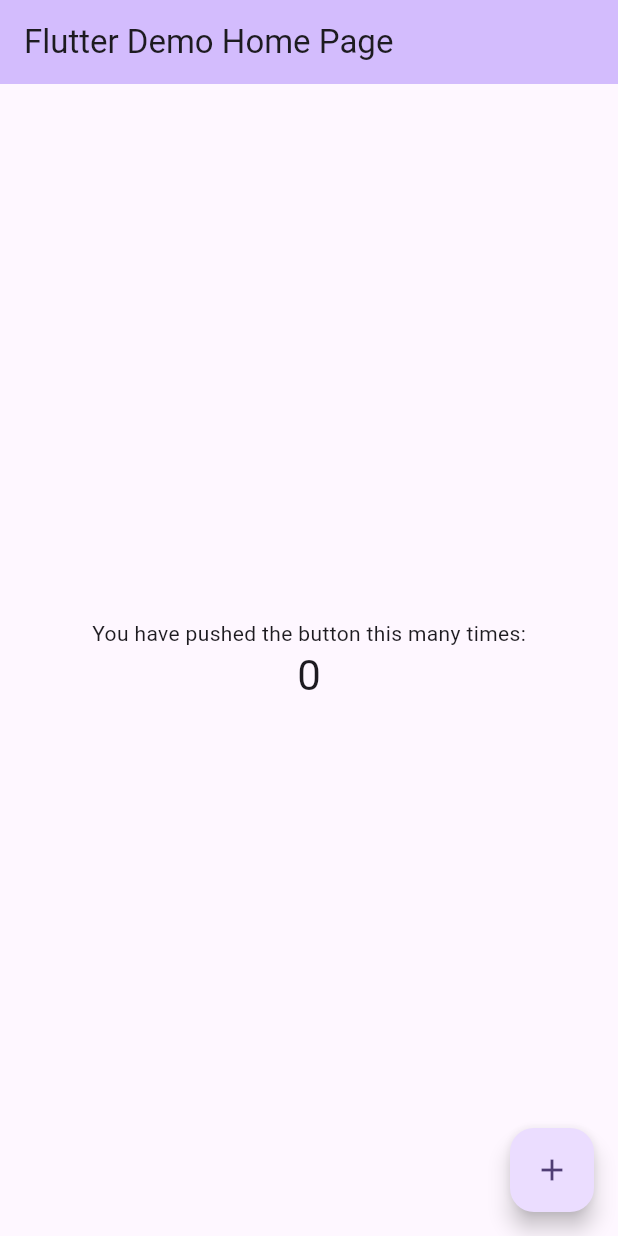
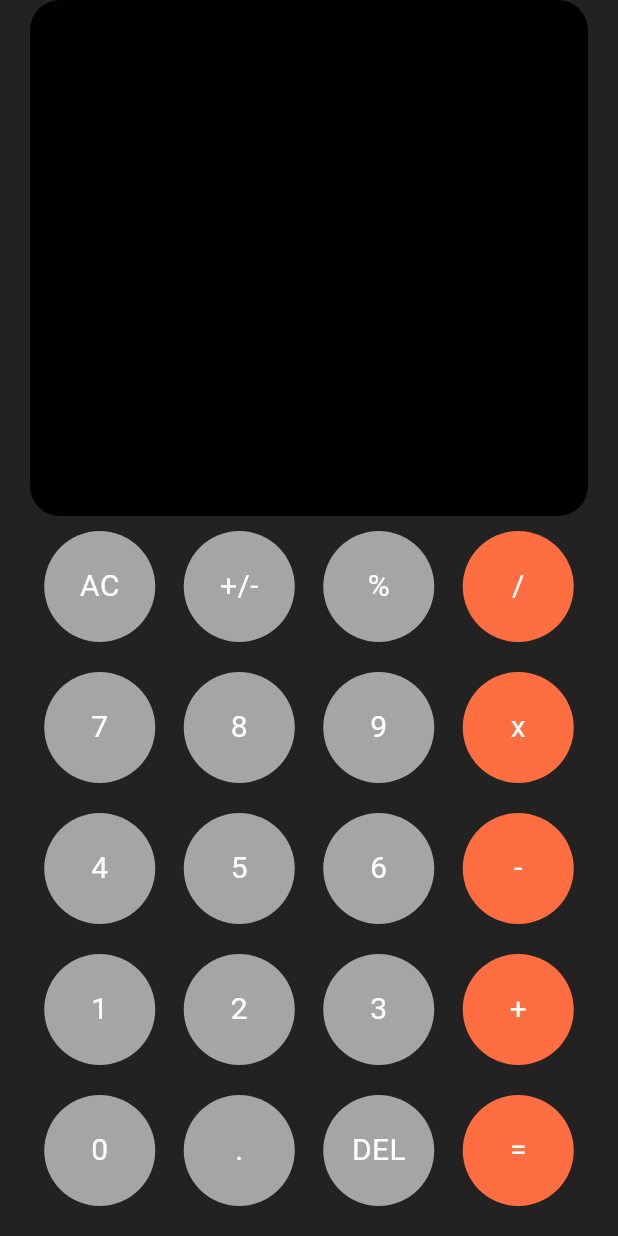
Before and after one commit to Haseebx162006/Calculator-flutter, a Flutter app: the screen it shows after launch, on a phone screen of 412 x 824 dp. Run offline on Flutter 3.47's test engine with Material 3 defaults, Android fonts, the phone set to English and light mode, and no system bars; our stand-ins replace math_expressions.

Commit message:
Project_completed

```diff
--- /dev/null
+++ b/my_calculator/lib/components.dart
@@ -0,0 +1,33 @@
+import 'package:flutter/material.dart';
+class Mybutton extends StatelessWidget {
+  final String title;
+  final Color color;
+  final VoidCallback onpress;
+  const Mybutton({super.key,required this.title,this.color=const Color(0xffa5a5a5),
+  required this.onpress
+  });
+  @override
+  Widget build(BuildContext context) {
+
+    return Expanded(
+      child: Padding(
+        padding: EdgeInsetsGeometry.symmetric(vertical: 10),
+        child: InkWell(
+          onTap: onpress,
+          child: Container(
+            height: 74,
+            decoration: BoxDecoration(
+              shape: BoxShape.circle,
+              color: color,
+            ),
+            width: 80,
+            child: Center(
+              child: Text(title,style: TextStyle(color: Colors.white,fontSize: 20),),
+            ),
+          ),
+        ),
+      ),
+
+    );
+  }
+}
--- /dev/null
+++ b/my_calculator/lib/homescreen.dart
@@ -0,0 +1,265 @@
+import 'package:flutter/material.dart';
+import 'package:my_calculator/components.dart';
+import 'package:math_expressions/math_expressions.dart';
+class homescreen extends StatefulWidget {
+  const homescreen({super.key});
+  @override
+  State<homescreen> createState() => _homescreenState();
+}
+
+class _homescreenState extends State<homescreen> {
+  var userinput = '';
+  var useroutput = '';
+
+  void Select(String value) {
+    setState(() {
+      userinput += value;
+    });
+  }
+
+  @override
+  Widget build(BuildContext context) {
+    return MaterialApp(
+      home: Scaffold(
+        backgroundColor: Colors.black87,
+        body: SafeArea(
+          child: Padding(
+            padding: const EdgeInsets.symmetric(horizontal: 20),
+            child: Column(
+              children: [
+                Expanded(
+                  flex: 2,
+                  child: Container(
+                    width: double.infinity,
+                    padding: const EdgeInsets.all(20),
+                    decoration: BoxDecoration(
+                      color: Colors.black,
+                      borderRadius: BorderRadius.circular(20),
+                    ),
+                    child: Column(
+                      mainAxisAlignment: MainAxisAlignment.end,
+                      crossAxisAlignment: CrossAxisAlignment.end,
+                      children: [
+                        // User input
+                        Text(
+                          userinput,
+                          style: const TextStyle(
+                            fontSize: 28,
+                            color: Colors.white70,
+                          ),
+                          textAlign: TextAlign.right,
+                        ),
+                        const SizedBox(height: 12),
+
+                        // User output (beautiful clean look)
+                        Text(
+                          useroutput,
+                          style: const TextStyle(
+                            fontSize: 48,
+                            fontWeight: FontWeight.w600,
+                            color: Colors.white,
+                          ),
+                          textAlign: TextAlign.right,
+                        ),
+                      ],
+                    ),
+                  ),
+                ),
+
+                Row(
+                  children: [
+                    Mybutton(
+                      title: "AC",
+                      onpress: () {
+                        setState(() {
+                          userinput = '';
+                          useroutput = '';
+                        });
+                      },
+                    ),
+                    Mybutton(
+                      title: "+/-",
+                      onpress: () {
+                        setState(() {
+                          if (userinput.isNotEmpty) {
+                            // Find the last number in the input
+                            RegExp regex = RegExp(r'(-?\d+\.?\d*)$');
+                            Match? match = regex.firstMatch(userinput);
+
+                            if (match != null) {
+                              String lastNumber = match.group(0)!;
+
+                              // Toggle sign
+                              if (lastNumber.startsWith('-')) {
+                                String newNumber = lastNumber.substring(1); // remove "-"
+                                userinput = userinput.replaceRange(match.start, match.end, newNumber);
+                              } else {
+                                String newNumber = '-$lastNumber'; // add "-"
+                                userinput = userinput.replaceRange(match.start, match.end, newNumber);
+                              }
+                            }
+                          }
+                        });
+                      },
+                    ),
+
+
+                    Mybutton(title: "%", onpress: () {
+                      if(userinput.isNotEmpty){
+                        setState(() {
+                          userinput+="/100";
+                        });
+                      }
+                    }),
+                    Mybutton(
+                      title: "/",
+                      color: Colors.deepOrangeAccent,
+                      onpress: () {
+                        Select("/");
+                      },
+                    ),
+                  ],
+                ),
+                Row(
+                  children: [
+                    Mybutton(
+                      title: "7",
+                      onpress: () {
+                        Select("7");
+                      },
+                    ),
+                    Mybutton(
+                      title: "8",
+                      onpress: () {
+                        Select("8");
+                      },
+                    ),
+                    Mybutton(
+                      title: "9",
+                      onpress: () {
+                        Select("9");
+                      },
+                    ),
+                    Mybutton(
+                      title: "x",
+                      color: Colors.deepOrangeAccent,
+                      onpress: () {
+                        Select("*");
+                      },
+                    ),
+                  ],
+                ),
+                Row(
+                  children: [
+                    Mybutton(
+                      title: "4",
+                      onpress: () {
+                        Select("4");
+                      },
+                    ),
+                    Mybutton(
+                      title: "5",
+                      onpress: () {
+                        Select("5");
+                      },
+                    ),
+                    Mybutton(
+                      title: "6",
+                      onpress: () {
+                        Select("6");
+                      },
+                    ),
+                    Mybutton(
+                      title: "-",
+                      color: Colors.deepOrangeAccent,
+                      onpress: () {
+                        Select("-");
+                      },
+                    ),
+                  ],
+                ),
+                Row(
+                  children: [
+                    Mybutton(
+                      title: "1",
+                      onpress: () {
+                        Select("1");
+                      },
+                    ),
+                    Mybutton(
+                      title: "2",
+                      onpress: () {
+                        Select("2");
+                      },
+                    ),
+                    Mybutton(
+                      title: "3",
+                      onpress: () {
+                        Select("3");
+                      },
+                    ),
+                    Mybutton(
+                      title: "+",
+                      color: Colors.deepOrangeAccent,
+                      onpress: () {
+                        Select("+");
+                      },
+                    ),
+                  ],
+                ),
+                Row(
+                  children: [
+                    Mybutton(
+                      title: "0",
+                      onpress: () {
+                        Select("0");
+                      },
+                    ),
+                    Mybutton(
+                      title: ".",
+                      onpress: () {
+                        Select(".");
+                      },
+                    ),
+                    Mybutton(
+                      title: "DEL",
+                      onpress: () {
+                        setState(() {
+                          if (userinput.isNotEmpty) {
+                            userinput = userinput.substring(
+                              0,
+                              userinput.length - 1,
+                            );
+                          }
+                        });
+                      },
+                    ),
+                    Mybutton(
+                      title: "=",
+                      color: Colors.deepOrangeAccent,
+                      onpress: () {
+                        setState(() {
+                          try {
+                           Parser p= Parser();
+                           Expression exp= p.parse(userinput);
+                           ContextModel c= ContextModel();
+                           double eval= exp.evaluate(EvaluationType.REAL,c);
+                           useroutput=eval.toString();
+                          }
+                          catch(e){
+                            useroutput="Error";
+                          }
+                        });
+                      },
+                    ),
+                  ],
+                ),
+                const SizedBox(height: 10),
+              ],
+            ),
+          ),
+        ),
+      ),
+    );
+  }
+}
--- a/my_calculator/lib/main.dart
+++ b/my_calculator/lib/main.dart
@@ -1,4 +1,5 @@
 import 'package:flutter/material.dart';
+import 'package:my_calculator/homescreen.dart';
 
 void main() {
   runApp(const MyApp());
@@ -13,110 +14,9 @@ class MyApp extends StatelessWidget {
     return MaterialApp(
       title: 'Flutter Demo',
       theme: ThemeData(
-        // This is the theme of your application.
-        //
-        // TRY THIS: Try running your application with "flutter run". You'll see
-        // the application has a purple toolbar. Then, without quitting the app,
-        // try changing the seedColor in the colorScheme below to Colors.green
-        // and then invoke "hot reload" (save your changes or press the "hot
-        // reload" button in a Flutter-supported IDE, or press "r" if you used
-        // the command line to start the app).
-        //
-        // Notice that the counter didn't reset back to zero; the application
-        // state is not lost during the reload. To reset the state, use hot
-        // restart instead.
-        //
-        // This works for code too, not just values: Most code changes can be
-        // tested with just a hot reload.
         colorScheme: ColorScheme.fromSeed(seedColor: Colors.deepPurple),
       ),
-      home: const MyHomePage(title: 'Flutter Demo Home Page'),
+      home: homescreen()
     );
   }
 }
-
-class MyHomePage extends StatefulWidget {
-  const MyHomePage({super.key, required this.title});
-
-  // This widget is the home page of your application. It is stateful, meaning
-  // that it has a State object (defined below) that contains fields that affect
-  // how it looks.
-
-  // This class is the configuration for the state. It holds the values (in this
-  // case the title) provided by the parent (in this case the App widget) and
-  // used by the build method of the State. Fields in a Widget subclass are
-  // always marked "final".
-
-  final String title;
-
-  @override
-  State<MyHomePage> createState() => _MyHomePageState();
-}
-
-class _MyHomePageState extends State<MyHomePage> {
-  int _counter = 0;
-
-  void _incrementCounter() {
-    setState(() {
-      // This call to setState tells the Flutter framework that something has
-      // changed in this State, which causes it to rerun the build method below
-      // so that the display can reflect the updated values. If we changed
-      // _counter without calling setState(), then the build method would not be
-      // called again, and so nothing would appear to happen.
-      _counter++;
-    });
-  }
-
-  @override
-  Widget build(BuildContext context) {
-    // This method is rerun every time setState is called, for instance as done
-    // by the _incrementCounter method above.
-    //
-    // The Flutter framework has been optimized to make rerunning build methods
-    // fast, so that you can just rebuild anything that needs updating rather
-    // than having to individually change instances of widgets.
-    return Scaffold(
-      appBar: AppBar(
-        // TRY THIS: Try changing the color here to a specific color (to
-        // Colors.amber, perhaps?) and trigger a hot reload to see the AppBar
-        // change color while the other colors stay the same.
-        backgroundColor: Theme.of(context).colorScheme.inversePrimary,
-        // Here we take the value from the MyHomePage object that was created by
-        // the App.build method, and use it to set our appbar title.
-        title: Text(widget.title),
-      ),
-      body: Center(
-        // Center is a layout widget. It takes a single child and positions it
-        // in the middle of the parent.
-        child: Column(
-          // Column is also a layout widget. It takes a list of children and
-          // arranges them vertically. By default, it sizes itself to fit its
-          // children horizontally, and tries to be as tall as its parent.
-          //
-          // Column has various properties to control how it sizes itself and
-          // how it positions its children. Here we use mainAxisAlignment to
-          // center the children vertically; the main axis here is the vertical
-          // axis because Columns are vertical (the cross axis would be
-          // horizontal).
-          //
-          // TRY THIS: Invoke "debug painting" (choose the "Toggle Debug Paint"
-          // action in the IDE, or press "p" in the console), to see the
-          // wireframe for each widget.
-          mainAxisAlignment: MainAxisAlignment.center,
-          children: <Widget>[
-            const Text('You have pushed the button this many times:'),
-            Text(
-              '$_counter',
-              style: Theme.of(context).textTheme.headlineMedium,
-            ),
-          ],
-        ),
-      ),
-      floatingActionButton: FloatingActionButton(
-        onPressed: _incrementCounter,
-        tooltip: 'Increment',
-        child: const Icon(Icons.add),
-      ), // This trailing comma makes auto-formatting nicer for build methods.
-    );
-  }
-}
--- a/my_calculator/pubspec.yaml
+++ b/my_calculator/pubspec.yaml
@@ -34,6 +34,7 @@ dependencies:
   # The following adds the Cupertino Icons font to your application.
   # Use with the CupertinoIcons class for iOS style icons.
   cupertino_icons: ^1.0.8
+  math_expressions: ^2.5.0
 
 dev_dependencies:
   flutter_test:
```
Also changed, not shown: my_calculator/pubspec.lock.
